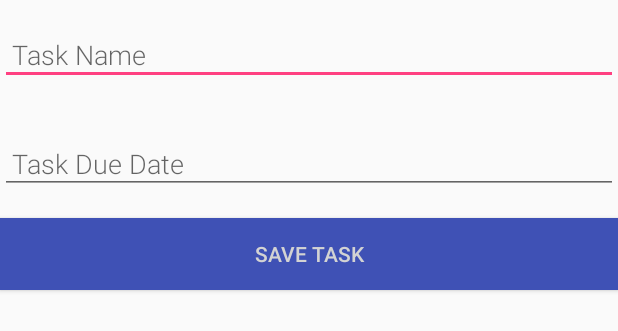
After one commit to bayyatej/ToDo, an Android app: the layout activity_task_editor.xml on its own in the app's theme, with its tools: preview values and no code run, on a phone screen of 412 x 824 dp. The commit adds this screen. Shown: the top 331 px of the screen. Run offline under Robolectric (Android 15) with nearby library versions, the phone set to English and light mode, and no system bars.

Commit message:
add editor xml and new task activity

```diff
--- /dev/null
+++ b/ToDo/app/src/main/res/layout/activity_task_editor.xml
@@ -0,0 +1,42 @@
+<?xml version="1.0" encoding="utf-8"?>
+<LinearLayout xmlns:android="http://schemas.android.com/apk/res/android"
+    xmlns:tools="http://schemas.android.com/tools"
+    android:layout_width="match_parent"
+    android:layout_height="match_parent"
+    android:orientation="vertical">
+
+    <EditText
+        android:id="@+id/task_name_edit_text"
+        android:layout_width="match_parent"
+        android:layout_height="wrap_content"
+        android:layout_marginBottom="16dp"
+        android:layout_marginTop="16dp"
+        android:fontFamily="sans-serif-light"
+        android:hint="@string/task_editor_hint_task_name"
+        android:inputType="textAutoComplete"
+        android:padding="8dp"
+        android:textSize="18sp"
+        tools:targetApi="jelly_bean" />
+
+    <EditText
+        android:id="@+id/task_date_edit_text"
+        android:layout_width="match_parent"
+        android:layout_height="wrap_content"
+        android:layout_marginBottom="16dp"
+        android:layout_marginTop="16dp"
+        android:fontFamily="sans-serif-light"
+        android:hint="@string/task_editor_hint_task_date"
+        android:inputType="date"
+        android:padding="8dp"
+        android:textSize="18sp"
+        tools:targetApi="jelly_bean" />
+
+    <Button
+        android:id="@+id/button_save"
+        android:layout_width="match_parent"
+        android:layout_height="wrap_content"
+        android:background="@color/colorPrimary"
+        android:text="@string/task_editor_save_task"
+        android:textColor="#d3d3d3" />
+
+</LinearLayout>
--- a/ToDo/app/src/main/res/values/strings.xml
+++ b/ToDo/app/src/main/res/values/strings.xml
@@ -2,4 +2,7 @@
     <string name="app_name">ToDo</string>
     <string name="options_menu_item_settings">Settings</string>
     <string name="title_activity_main">MainActivity</string>
+    <string name="task_editor_hint_task_name">Task Name</string>
+    <string name="task_editor_save_task">Save Task</string>
+    <string name="task_editor_hint_task_date">Task Due Date</string>
 </resources>
```
Also changed, not shown: ToDo/app/src/main/java/com/geterdone/android/todo/NewTaskActivity.java (added, +49 -0 lines).
